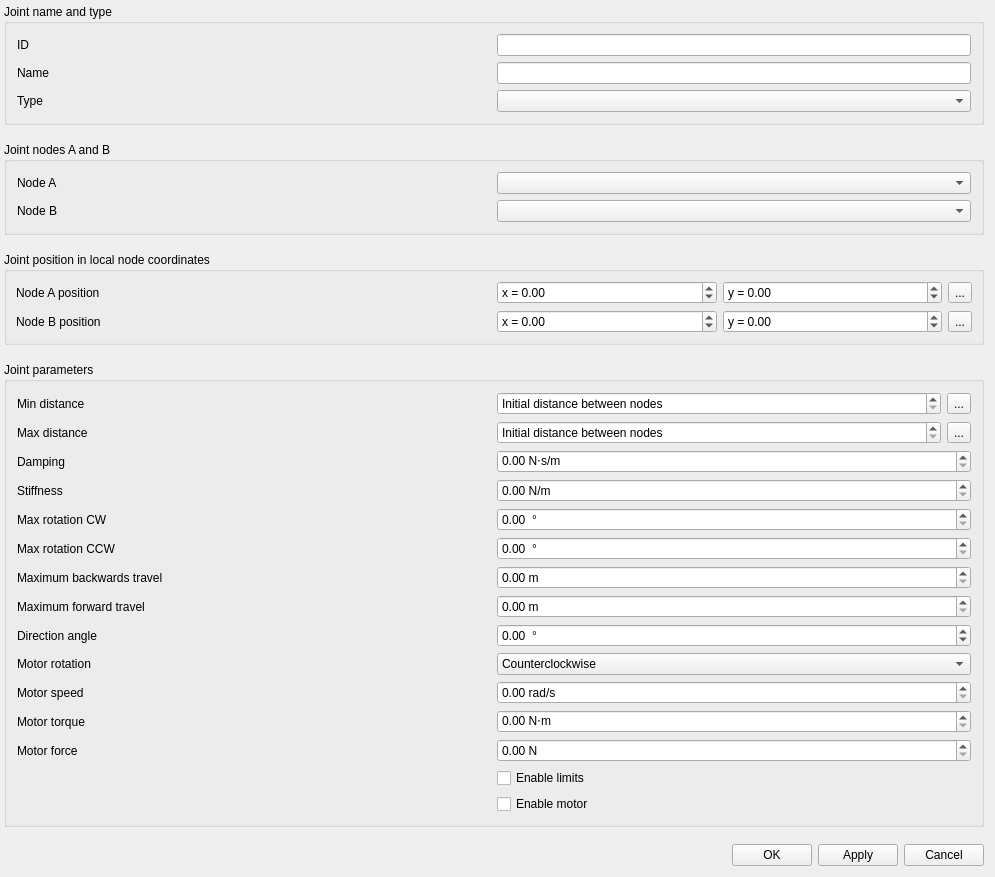
Above: editor/gui/dlgjoint.ui from ensisoft/detonator before the change. Below: the same form after it.
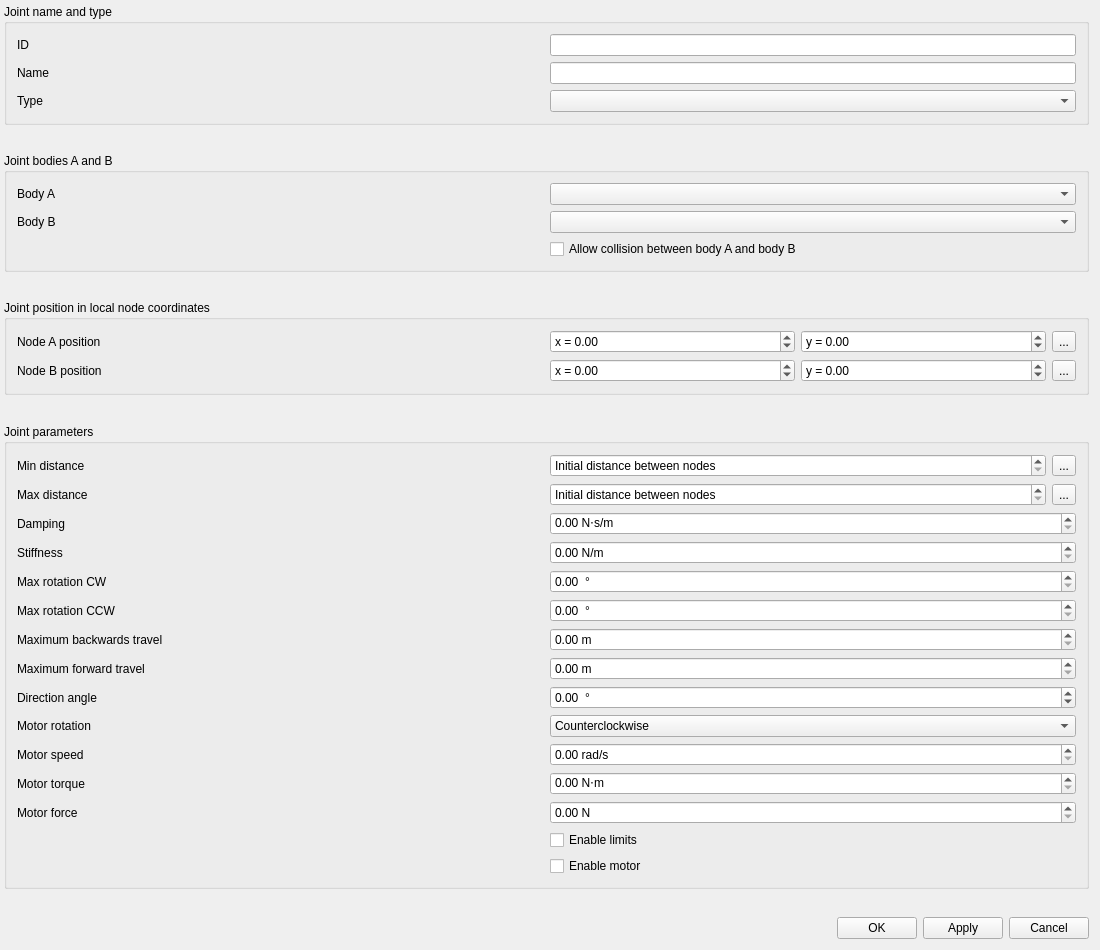
That is the form after the change. Icons and pictures are not drawn.

Commit message:
Add physics joint flag to control collision between joint bodies
Add physics joint flag to control collision between joint bodies.

The edit to the form file:
```diff
--- a/editor/gui/dlgjoint.ui
+++ b/editor/gui/dlgjoint.ui
@@ -6,8 +6,8 @@
    <rect>
     <x>0</x>
     <y>0</y>
-    <width>995</width>
-    <height>877</height>
+    <width>1100</width>
+    <height>950</height>
    </rect>
   </property>
   <property name="windowTitle">
@@ -113,12 +113,12 @@
    <item>
     <widget class="QGroupBox" name="groupBox_3">
      <property name="title">
-      <string>Joint nodes A and B</string>
+      <string>Joint bodies A and B</string>
      </property>
      <property name="flat">
       <bool>true</bool>
      </property>
-     <layout class="QVBoxLayout" name="verticalLayout_4">
+     <layout class="QGridLayout" name="gridLayout_4">
       <property name="leftMargin">
        <number>10</number>
       </property>
@@ -131,39 +131,38 @@
       <property name="bottomMargin">
        <number>10</number>
       </property>
-      <item>
-       <layout class="QHBoxLayout" name="horizontalLayout_2">
-        <item>
-         <widget class="QLabel" name="label">
-          <property name="text">
-           <string>Node A</string>
-          </property>
-          <property name="alignment">
-           <set>Qt::AlignLeading|Qt::AlignLeft|Qt::AlignVCenter</set>
-          </property>
-         </widget>
-        </item>
-        <item>
-         <widget class="QComboBox" name="cmbSrcNode"/>
-        </item>
-       </layout>
+      <item row="0" column="1">
+       <widget class="QComboBox" name="cmbSrcNode"/>
       </item>
-      <item>
-       <layout class="QHBoxLayout" name="horizontalLayout_3">
-        <item>
-         <widget class="QLabel" name="label_2">
-          <property name="text">
-           <string>Node B</string>
-          </property>
-          <property name="alignment">
-           <set>Qt::AlignLeading|Qt::AlignLeft|Qt::AlignVCenter</set>
-          </property>
-         </widget>
-        </item>
-        <item>
-         <widget class="QComboBox" name="cmbDstNode"/>
-        </item>
-       </layout>
+      <item row="1" column="1">
+       <widget class="QComboBox" name="cmbDstNode"/>
+      </item>
+      <item row="1" column="0">
+       <widget class="QLabel" name="label_2">
+        <property name="text">
+         <string>Body B</string>
+        </property>
+        <property name="alignment">
+         <set>Qt::AlignLeading|Qt::AlignLeft|Qt::AlignVCenter</set>
+        </property>
+       </widget>
+      </item>
+      <item row="0" column="0">
+       <widget class="QLabel" name="label">
+        <property name="text">
+         <string>Body A</string>
+        </property>
+        <property name="alignment">
+         <set>Qt::AlignLeading|Qt::AlignLeft|Qt::AlignVCenter</set>
+        </property>
+       </widget>
+      </item>
+      <item row="2" column="1">
+       <widget class="QCheckBox" name="chkCollideConnected">
+        <property name="text">
+         <string>Allow collision between body A and body B</string>
+        </property>
+       </widget>
       </item>
      </layout>
     </widget>
@@ -193,6 +192,18 @@
       <bool>true</bool>
      </property>
      <layout class="QGridLayout" name="gridLayout_2">
+      <property name="leftMargin">
+       <number>10</number>
+      </property>
+      <property name="topMargin">
+       <number>10</number>
+      </property>
+      <property name="rightMargin">
+       <number>10</number>
+      </property>
+      <property name="bottomMargin">
+       <number>10</number>
+      </property>
       <item row="0" column="0">
        <widget class="QLabel" name="lblNodeAPosition">
         <property name="text">
```
Left out of the diff: 15 changed lines with no effect on the pictures. The commit also changes 4 other files.
